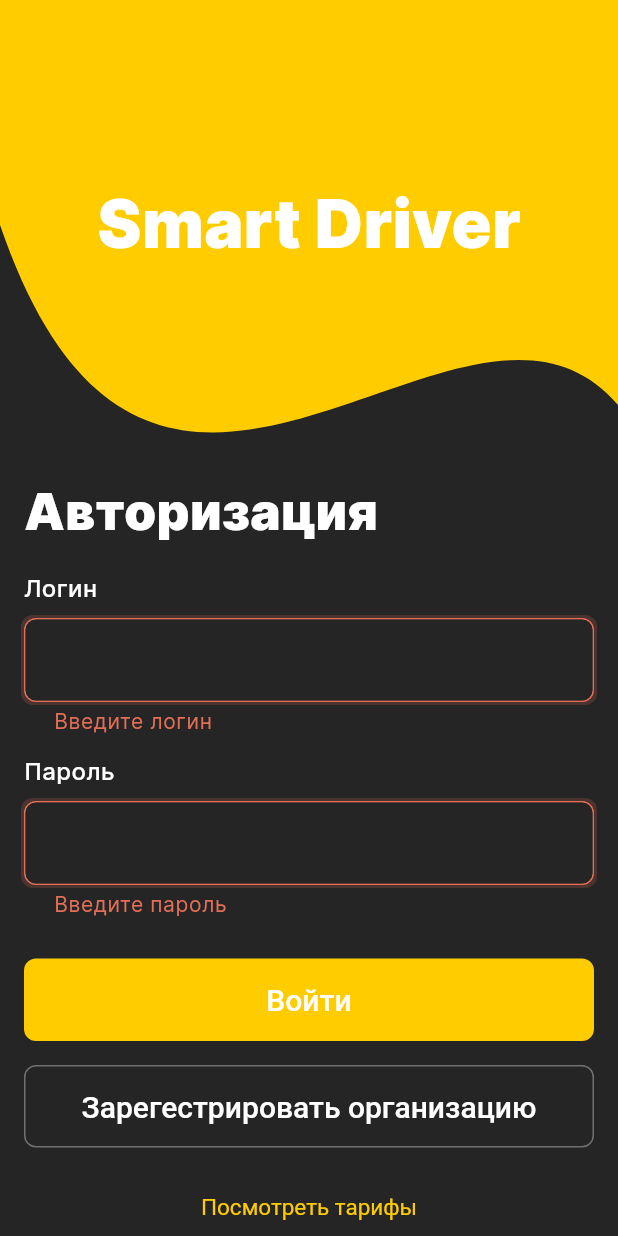
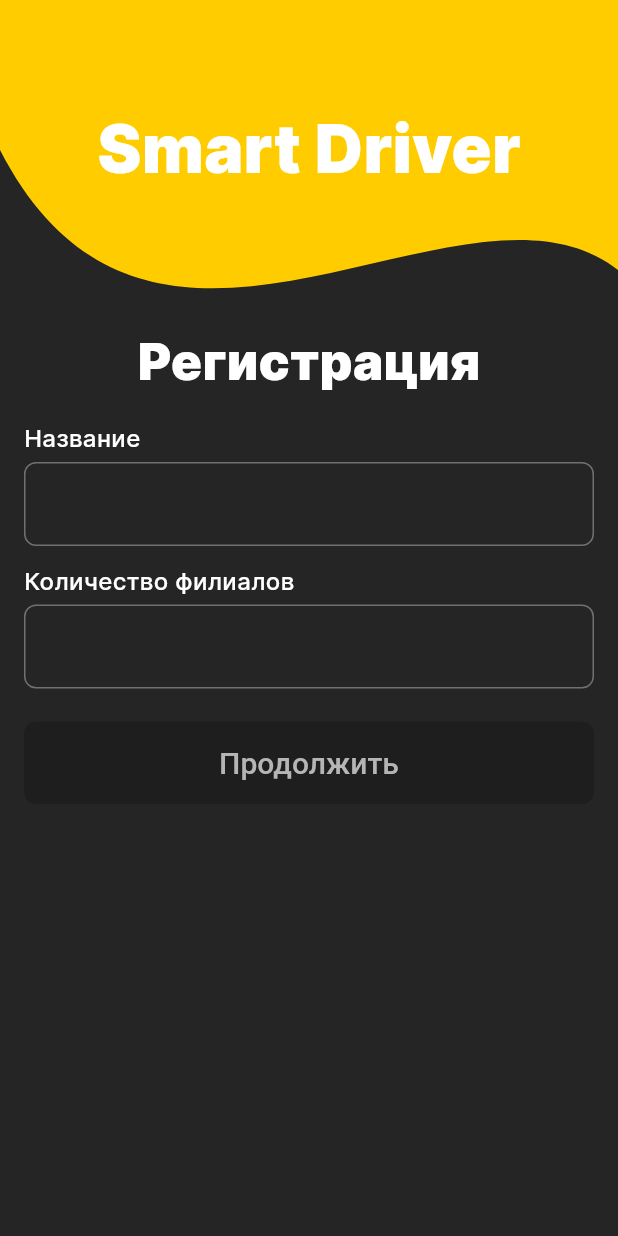
Before and after one commit to EbriusQuasimodo/smart_driver, a Flutter app: the screen it shows after launch, after a tap on "Войти", after a tap on "Зарегестрировать организацию", on a phone screen of 412 x 824 dp. Run offline on Flutter 3.47's test engine with Material 3 defaults, Android fonts, the phone set to English and light mode, and no system bars; our stand-ins replace dio, flutter_riverpod, freezed_annotation, go_router, isar and 1 more; missing offline and left inert: dart:ffi; accounts and stored records are empty; generated files the repository leaves out were written again.

Commit message:
add registration

```diff
--- a/lib/core/routing/routing.dart
+++ b/lib/core/routing/routing.dart
@@ -1,8 +1,12 @@
 import 'package:flutter/material.dart';
 import 'package:flutter_riverpod/flutter_riverpod.dart';
 import 'package:go_router/go_router.dart';
+import 'package:isar/isar.dart';
+import 'package:smart_driver/core/utils/isar/user_isar_model.dart';
 import 'package:smart_driver/features/auth/data/fake_auth_repository.dart';
 import 'package:smart_driver/features/auth/presentation/auth_screen.dart';
+import 'package:smart_driver/features/registration/presentation/registration_screen.dart';
+import 'package:smart_driver/features/courier_map/presentation/courier_map_screen.dart';
 import 'package:smart_driver/features/profile/presentation/profile_screen.dart';
 import 'package:smart_driver/features/races/presentation/races_screen.dart';
 
@@ -19,6 +23,7 @@ final _shellNavigatorFKey = GlobalKey<NavigatorState>(debugLabel: 'shellF');
 
 final goRouterProvider =  Provider.autoDispose<GoRouter>((ref) {
   final authRepository = ref.watch(fakeAuthRepositoryProvider);
+  print(authRepository.currentUser?.role);
   return GoRouter(
   initialLocation: '/',
     debugLogDiagnostics: true,
@@ -49,13 +54,31 @@ final goRouterProvider =  Provider.autoDispose<GoRouter>((ref) {
       builder: (context, state, navigationShell) =>
           RootScreen(navigationShell: navigationShell),
       branches: [
-
+         StatefulShellBranch(
+          navigatorKey: _shellNavigatorFKey,
+          routes: [
+            GoRoute(
+              path: '/registration',
+              builder: (context, state) =>  RegistrationScreen(),
+            ),
+          ],
+        ),
         StatefulShellBranch(
           navigatorKey: _shellNavigatorAKey,
           routes: [
             GoRoute(
               path: '/races',
               builder: (context, state) => const RacesScreen(),
+            ),
+          ],
+        ),
+        if(authRepository.currentUser?.role =='senior courier'||authRepository.currentUser?.role =='admin')
+         StatefulShellBranch(
+          navigatorKey: _shellNavigatorDKey,
+          routes: [
+            GoRoute(
+              path: '/courier_map',
+              builder: (context, state) => const CourierMapScreen(),
             ),
           ],
         ),
--- a/lib/core/styles/app_theme.dart
+++ b/lib/core/styles/app_theme.dart
@@ -10,7 +10,7 @@ class AppTHemeData {
       colorScheme: ColorScheme.fromSeed(
           seedColor: AppColors.yellow, background: AppColors.bgBlack),
       scaffoldBackgroundColor: AppColors.bgBlack,
-      appBarTheme: AppBarTheme(
+      appBarTheme: const AppBarTheme(
         backgroundColor: AppColors.bgBlack,
         titleTextStyle: TextStyle(
             color: AppColors.white, fontSize: 20, fontWeight: FontWeight.w600),
@@ -25,14 +25,14 @@ class AppTHemeData {
         contentPadding:
             const EdgeInsets.symmetric(horizontal: 16, vertical: 16),
         hintStyle:
-            TextStyle(color: AppColors.darkGray, fontWeight: FontWeight.w400),
+            const TextStyle(color: AppColors.darkGray, fontWeight: FontWeight.w400),
         border: OutlineInputBorder(
-          borderSide: BorderSide(color: AppColors.darkestGray),
+          borderSide: const BorderSide(color: AppColors.darkestGray),
           borderRadius: BorderRadius.circular(8),
         ),
         errorBorder: DecoratedInputBorder(
           child: OutlineInputBorder(
-            borderSide: BorderSide(color: AppColors.red),
+            borderSide: const BorderSide(color: AppColors.red),
             borderRadius: BorderRadius.circular(8),
           ),
           shadow: BoxShadow(
@@ -42,7 +42,7 @@ class AppTHemeData {
         ),
         focusedErrorBorder: DecoratedInputBorder(
           child: OutlineInputBorder(
-            borderSide: BorderSide(color: AppColors.red),
+            borderSide: const BorderSide(color: AppColors.red),
             borderRadius: BorderRadius.circular(8),
           ),
           shadow: BoxShadow(
@@ -50,18 +50,18 @@ class AppTHemeData {
             spreadRadius: 2,
           ),
         ),
-        outlineBorder: BorderSide(color: AppColors.darkestGray),
+        outlineBorder: const BorderSide(color: AppColors.darkestGray),
         enabledBorder: OutlineInputBorder(
-          borderSide: BorderSide(color: AppColors.darkestGray),
+          borderSide: const BorderSide(color: AppColors.darkestGray),
           borderRadius: BorderRadius.circular(8),
         ),
         disabledBorder: OutlineInputBorder(
-          borderSide: BorderSide(color: AppColors.darkestGray),
+          borderSide: const BorderSide(color: AppColors.darkestGray),
           borderRadius: BorderRadius.circular(8),
         ),
         focusedBorder: DecoratedInputBorder(
           child: OutlineInputBorder(
-            borderSide: BorderSide(color: AppColors.yellow),
+            borderSide: const BorderSide(color: AppColors.yellow),
             borderRadius: BorderRadius.circular(8),
           ),
           shadow: BoxShadow(
@@ -69,7 +69,7 @@ class AppTHemeData {
             spreadRadius: 3,
           ),
         ),
-        errorStyle: TextStyle(
+        errorStyle: const TextStyle(
           color: AppColors.red,
           decorationColor: AppColors.red,
           fontWeight: FontWeight.w400,
@@ -87,14 +87,14 @@ class AppTHemeData {
           borderRadius: BorderRadius.circular(8),
         ),
       ).copyWith(
-        overlayColor: MaterialStatePropertyAll(Colors.transparent),
+        overlayColor: const MaterialStatePropertyAll(Colors.transparent),
         side: MaterialStateProperty.resolveWith<BorderSide?>(
             (Set<MaterialState> states) {
           if (states.contains(MaterialState.pressed)) {
-            return BorderSide(color: AppColors.white);
+            return const BorderSide(color: AppColors.white);
           }
 
-          return BorderSide(color: AppColors.darkestGray);
+          return const BorderSide(color: AppColors.darkestGray);
           ;
         }),
       )),
@@ -106,13 +106,16 @@ class AppTHemeData {
         shape: RoundedRectangleBorder(
           borderRadius: BorderRadius.circular(8),
         ),
-        textStyle: TextStyle(fontSize: 20, fontWeight: FontWeight.w500),
+        textStyle: const TextStyle(fontSize: 20, fontWeight: FontWeight.w500,color: AppColors.white),
+        disabledForegroundColor: AppColors.darkGray,
         foregroundColor: AppColors.white,
       ).copyWith(
         backgroundColor: MaterialStateProperty.resolveWith<Color?>(
             (Set<MaterialState> states) {
           if (states.contains(MaterialState.pressed)) {
             return AppColors.pressedYellow;
+          }if (states.contains(MaterialState.disabled)) {
+            return AppColors.black;
           }
 
           return AppColors.yellow;
@@ -134,25 +137,25 @@ class AppTHemeData {
         shape: RoundedRectangleBorder(
           borderRadius: BorderRadius.circular(8),
         ),
-        textStyle: TextStyle(fontSize: 20, fontWeight: FontWeight.w500),
+        textStyle: const TextStyle(fontSize: 20, fontWeight: FontWeight.w500),
         foregroundColor: AppColors.white,
       ).copyWith(
-        overlayColor: MaterialStatePropertyAll(Colors.transparent),
+        overlayColor: const MaterialStatePropertyAll(Colors.transparent),
         side: MaterialStateProperty.resolveWith<BorderSide?>(
             (Set<MaterialState> states) {
           if (states.contains(MaterialState.pressed)) {
-            return BorderSide(color: AppColors.white);
+            return const BorderSide(color: AppColors.white);
           }
 
-          return BorderSide(color: AppColors.darkestGray);
-          ;
+          return const BorderSide(color: AppColors.darkestGray);
+
         }),
       )),
       textButtonTheme: TextButtonThemeData(
           style: TextButton.styleFrom(
         foregroundColor: AppColors.yellow,
-        padding: EdgeInsets.symmetric(vertical: 4, horizontal: 8),
-        textStyle: TextStyle(fontSize: 15, fontWeight: FontWeight.w400),
+        padding: const EdgeInsets.symmetric(vertical: 4, horizontal: 8),
+        textStyle: const TextStyle(fontSize: 15, fontWeight: FontWeight.w400),
         shape: RoundedRectangleBorder(
           borderRadius: BorderRadius.circular(8),
         ),
--- a/lib/core/styles/colors.dart
+++ b/lib/core/styles/colors.dart
@@ -3,7 +3,7 @@ import 'package:flutter/material.dart';
 class AppColors {
   static const Color yellow = Color(0xFFFFCC00);
   static const Color white = Color(0xFFFFFFFF);
-  static const Color black = Color(0xFF1A1A1A);
+  static const Color black = Color.fromARGB(255, 30, 30, 30);
   static const Color lightGray = Color(0xFFE7E7E7);
   static const Color darkGray = Color (0xFFB5B5B5);
   static const Color darkestGray = Color (0xFF707070);
--- a/lib/features/auth/data/fake_auth_repository.dart
+++ b/lib/features/auth/data/fake_auth_repository.dart
@@ -54,7 +54,7 @@ class FakeAuthRepository {
         ..id = appUser.userId
         ..orgId = appUser.orgId
         ..token = appUser.token
-        ..refresh = appUser.refresh;
+        ..refresh = appUser.refresh..role = appUser.role;
       await isar?.writeTxn(() async => await isar?.users.put(userData));
   }
 
--- a/lib/features/auth/presentation/auth_screen.dart
+++ b/lib/features/auth/presentation/auth_screen.dart
@@ -1,8 +1,10 @@
 import 'package:flutter/material.dart';
 import 'package:flutter/widgets.dart';
 import 'package:flutter_riverpod/flutter_riverpod.dart';
+import 'package:smart_driver/core/routing/routing.dart';
 import 'package:smart_driver/core/styles/colors.dart';
 import 'package:smart_driver/features/auth/presentation/auth_controller.dart';
+import 'package:smart_driver/features/registration/presentation/registration_screen.dart';
 import 'package:smart_driver/features/auth/widgets/custom_wave_clipper.dart';
 
 class AuthScreen extends ConsumerWidget {
@@ -65,7 +67,7 @@ class AuthScreen extends ConsumerWidget {
                     crossAxisAlignment: CrossAxisAlignment.start,
                     children: [
                       const Padding(
-                        padding: EdgeInsets.only(bottom: 8),
+                        padding: EdgeInsets.only(bottom: 4),
                         child: Text(
                           'Логин',
                           style: TextStyle(
@@ -74,6 +76,7 @@ class AuthScreen extends ConsumerWidget {
                               color: AppColors.white),
                         ),
                       ),
+
                       TextFormField(
                         controller: loginController,
                         validator: (val) {
@@ -91,7 +94,7 @@ class AuthScreen extends ConsumerWidget {
                         height: 12,
                       ),
                       const Padding(
-                        padding: EdgeInsets.only(bottom: 8),
+                        padding: EdgeInsets.only(bottom: 4),
                         child: Text(
                           'Пароль',
                           style: TextStyle(
@@ -137,15 +140,11 @@ class AuthScreen extends ConsumerWidget {
                   margin:
                       const EdgeInsets.only(left: 16.0, right: 16, bottom: 16),
                   child: OutlinedButton(
-                      onPressed: () {},
+                      onPressed: () {
+                     Navigator.of(context).push(MaterialPageRoute(builder: (BuildContext context){return RegistrationScreen();}));
+                      },
                       child: Text('Зарегестрировать организацию'))),
 
-              Container(
-                  alignment: Alignment.center,
-                  margin:
-                      const EdgeInsets.only(left: 16.0, right: 16, bottom: 16),
-                  child: TextButton(
-                      onPressed: () {}, child: Text('Посмотреть тарифы')))
             ],
           ),
         ),
--- /dev/null
+++ b/lib/features/registration/presentation/registration_screen.dart
@@ -0,0 +1,146 @@
+import 'dart:ffi';
+
+import 'package:flutter/material.dart';
+import 'package:flutter_riverpod/flutter_riverpod.dart';
+import 'package:smart_driver/core/styles/colors.dart';
+import 'package:smart_driver/features/auth/widgets/custom_wave_clipper.dart';
+import 'package:smart_driver/features/registration/presentation/branches_screen.dart';
+import 'package:smart_driver/features/registration/presentation/registration_controller.dart';
+
+class RegistrationScreen extends ConsumerWidget {
+  RegistrationScreen({super.key});
+  final formGlobalKey = GlobalKey<FormState>();
+
+  TextEditingController bracnhesCountController = TextEditingController();
+  TextEditingController orgNameController = TextEditingController();
+  @override
+  Widget build(BuildContext context, WidgetRef ref) {
+    return Scaffold(
+      body: SafeArea(
+          child: SingleChildScrollView(
+        child: Column(
+          children: [
+            ClipPath(
+              clipper: CustomWaveClipper(),
+              child: Container(
+                decoration: const BoxDecoration(color: AppColors.yellow),
+                height: 200,
+                child: const Center(
+                  child: Text(
+                    'Smart Driver',
+                    style: const TextStyle(
+                        fontSize: 44,
+                        fontWeight: FontWeight.w900,
+                        color: AppColors.white),
+                  ),
+                ),
+              ),
+            ),
+            const Padding(
+              padding: EdgeInsets.all(16.0),
+              child: Text(
+                'Регистрация',
+                style: TextStyle(
+                    fontSize: 34,
+                    fontWeight: FontWeight.w900,
+                    color: AppColors.white),
+              ),
+            ),
+            Padding(
+              padding: const EdgeInsets.only(bottom: 16.0, left: 16, right: 16),
+              child: Form(
+                key: formGlobalKey,
+                child: Column(
+                    crossAxisAlignment: CrossAxisAlignment.start,
+                    children: [
+                      Text(
+                        'Название',
+                        style: TextStyle(
+                            fontSize: 16,
+                            fontWeight: FontWeight.w500,
+                            color: AppColors.white),
+                      ),
+                      const SizedBox(
+                      height: 4,
+                    ),
+                      TextFormField(
+                        controller: orgNameController,
+                        onChanged: (value) {
+                          if (value.isNotEmpty) {
+                            ref
+                                .read(organizationNameStateProvider.notifier)
+                                .state = value;
+                          }
+                        },
+                        validator: (val) {
+                          if (val!.isEmpty) {
+                            return 'Введите название';
+                          }
+                          return null;
+                        },
+                        style: const TextStyle(
+                            color: AppColors.white,
+                            fontSize: 16,
+                            fontWeight: FontWeight.w500),
+                      ),
+                      const SizedBox(
+                        height: 12,
+                      ),
+                      Text(
+                        'Количество филиалов',
+                        style: TextStyle(
+                            fontSize: 16,
+                            fontWeight: FontWeight.w500,
+                            color: AppColors.white),
+                      ),
+                      const SizedBox(
+                      height: 4,
+                    ),
+                      TextFormField(
+                        keyboardType: TextInputType.number,
+                        controller: bracnhesCountController,
+                        onChanged: (value) {
+                          if (value.isNotEmpty) {
+                            ref
+                                .read(branchesCountStateProvider.notifier)
+                                .state = int.parse(value);
+                          } else {
+                            ref
+                                .read(branchesCountStateProvider.notifier)
+                                .state = 0;
+                          }
+                        },
+                        style: const TextStyle(
+                            color: AppColors.white,
+                            fontSize: 16,
+                            fontWeight: FontWeight.w500),
+                      ),
+                      const SizedBox(
+                        height: 12,
+                      ),
+
+                      Container(
+                        width: double.infinity,
+                        margin: const EdgeInsets.only(top: 10, bottom: 16),
+                        child: ElevatedButton(
+                            onPressed: ref.watch(branchesCountStateProvider) !=
+                                    0
+                                ? () {
+                                    Navigator.of(context).push(
+                                        MaterialPageRoute(
+                                            builder: (BuildContext context) {
+                                      return BranchesScreen();
+                                    }));
+                                  }
+                                : null,
+                            child: Text('Продолжить')),
+                      ),
+                    ]),
+              ),
+            ),
+          ],
+        ),
+      )),
+    );
+  }
+}
```
Also changed, not shown: lib/core/routing/root_screen.dart (+41 -16 lines), lib/features/auth/presentation/auth_state.dart (deleted, +0 -32 lines), lib/features/courier_map/presentation/courier_map_screen.dart (added, +14 -0 lines), lib/features/registration/data/fake_registr_repository.dart (added, +36 -0 lines), lib/features/registration/domain/organization_model.dart (added, +59 -0 lines), lib/features/registration/presentation/branches_screen.dart (added, +184 -0 lines), lib/features/registration/presentation/info_check_screen.dart (added, +10 -0 lines), lib/features/registration/presentation/registration_controller.dart (added, +26 -0 lines), lib/features/registration/domain/organization_model.freezed.dart (added), lib/features/registration/domain/organization_model.g.dart (added), lib/features/registration/presentation/registration_controller.g.dart (added).
